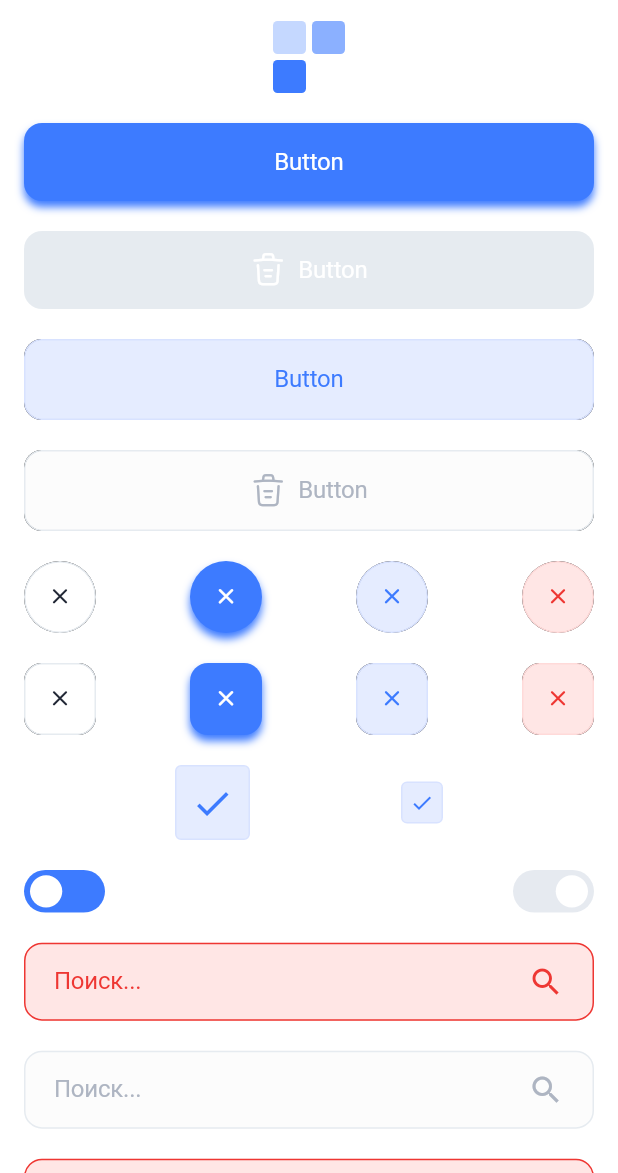
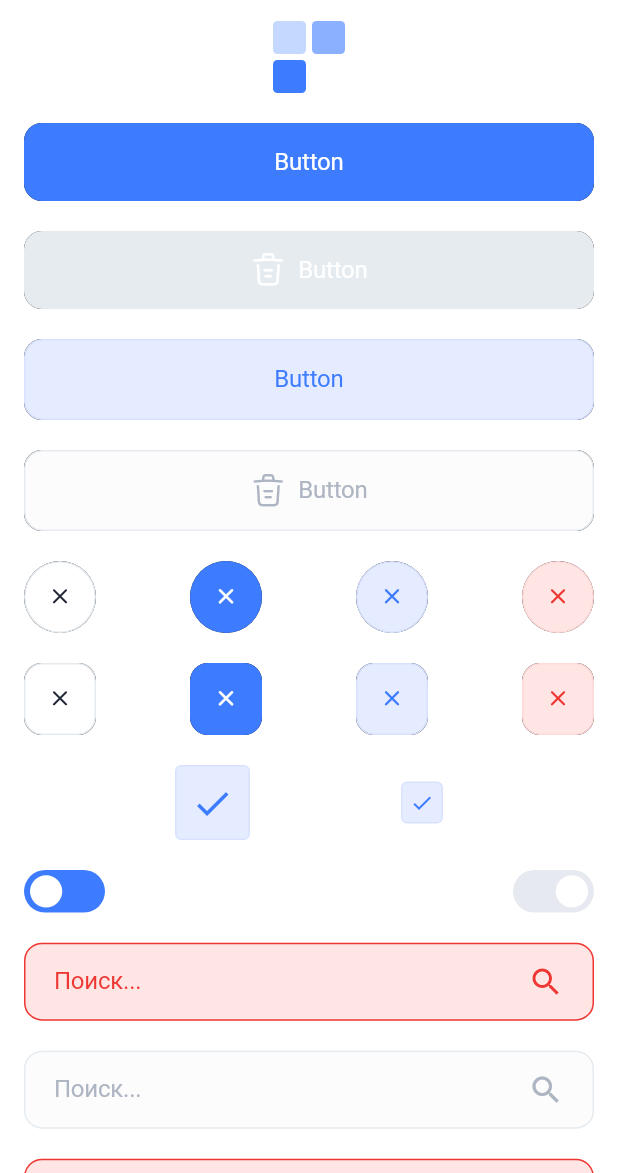
Before and after one commit to drillcorp/kubsu_uikit, a Flutter app: the screen it shows after launch, on a phone screen of 412 x 824 dp, the part 63-1236 px from its top. Run offline on Flutter 3.47's test engine with Material 3 defaults, Android fonts, the phone set to English and light mode, and no system bars; our stand-ins replace cached_network_image, reactive_forms; network calls fail.

Commit message:
commit shadow in PrimaryDelegate

```diff
--- a/lib/src/widgets/kubsu_button_delegate.dart
+++ b/lib/src/widgets/kubsu_button_delegate.dart
@@ -43,9 +43,10 @@ final class PrimaryDelegate extends KubsuButtonDelegate {
   @override
   Color get splashColor => Colors.blueAccent;
 
-  @override
-  List<BoxShadow> get boxShadow =>
-      isDisable ? [] : [BoxShadow(blurRadius: 4, color: context.appColors.surfaceButtonPrimary, offset: Offset(0, 4))];
+  //TODO:
+  // @override
+  // List<BoxShadow> get boxShadow =>
+  //     isDisable ? [] : [BoxShadow(blurRadius: 4, color: context.appColors.surfaceButtonPrimary, offset: Offset(0, 4))];
 
   @override
   Border? get border => null;
```
